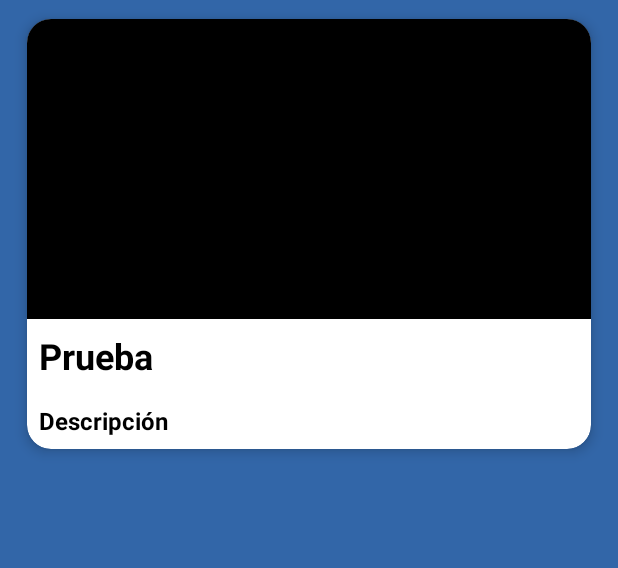
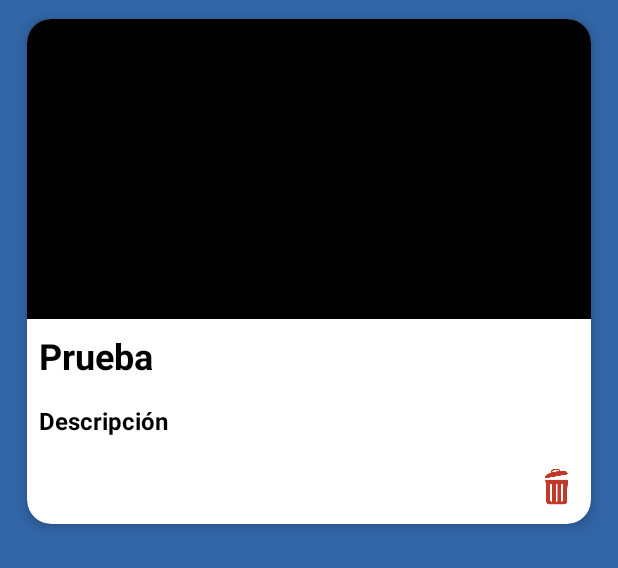
Before and after one commit to PabloMSS/Buscador_CRUD_Firebase_MVVM, an Android app: the layout item_list_cruceros.xml on its own in the app's theme, with its tools: preview values and no code run, on a phone screen of 412 x 824 dp. Shown: the top 568 px of the screen. Run offline under Robolectric (Android 15) with nearby library versions, the phone set to English and light mode, and no system bars.

Commit message:
MVVM_ViewModel

```diff
--- a/app/build.gradle.kts
+++ b/app/build.gradle.kts
@@ -50,4 +50,6 @@ dependencies {
     testImplementation("junit:junit:4.13.2")
     androidTestImplementation("androidx.test.ext:junit:1.1.5")
     androidTestImplementation("androidx.test.espresso:espresso-core:3.5.1")
+    implementation ("androidx.lifecycle:lifecycle-viewmodel:2.3.1")
+    implementation ("androidx.lifecycle:lifecycle-livedata:2.3.1")
 }
--- a/app/src/main/java/com/example/buscador_cruceros/ViewHolder/CruceroViewHolder.kt
+++ b/app/src/main/java/com/example/buscador_cruceros/ViewHolder/CruceroViewHolder.kt
@@ -7,11 +7,14 @@ import android.widget.ImageView
 import android.widget.TextView
 import android.widget.Toast
 import androidx.cardview.widget.CardView
+import androidx.lifecycle.ViewModelProvider
+import androidx.lifecycle.get
 import androidx.recyclerview.widget.RecyclerView
 import com.bumptech.glide.Glide
 import com.example.buscador_cruceros.DetallesActivity
 import com.example.buscador_cruceros.Models.Crucero
 import com.example.buscador_cruceros.R
+import com.example.buscador_cruceros.ViewModel.BuscadorViewModel
 import com.google.firebase.firestore.ktx.firestore
 import com.google.firebase.ktx.Firebase
 import com.google.firebase.storage.ktx.storage
@@ -36,7 +39,6 @@ class CruceroViewHolder(view: View) : RecyclerView.ViewHolder(view) {
             intent.putExtra("crucero", crucero)
             cvCrucero.context.startActivity(intent)
         }
-
     }
 
     fun getImg(id: String){
--- a/app/src/main/res/layout/item_list_cruceros.xml
+++ b/app/src/main/res/layout/item_list_cruceros.xml
@@ -21,7 +21,7 @@
             android:layout_width="match_parent"
             android:layout_height="200dp"
             android:background="@color/black"
-            android:scaleType="centerCrop" />
+            android:scaleType="fitXY" />
 
         <TextView
             android:id="@+id/tvTitle"
@@ -43,6 +43,28 @@
             android:textStyle="bold"
             tools:text="Descripción" />
 
+        <androidx.appcompat.widget.LinearLayoutCompat
+            android:layout_width="match_parent"
+            android:layout_height="50dp"
+            android:orientation="horizontal">
+
+            <androidx.constraintlayout.widget.ConstraintLayout
+                android:layout_width="match_parent"
+                android:layout_height="match_parent">
+                <ImageView
+                    android:id="@+id/imgDelete"
+                    android:layout_width="30dp"
+                    android:layout_height="30dp"
+                    android:src="@drawable/delete"
+                    android:backgroundTint="@color/white"
+                    app:layout_constraintEnd_toEndOf="parent"
+                    app:layout_constraintTop_toTopOf="parent"
+                    app:layout_constraintBottom_toBottomOf="parent"
+                    android:layout_marginHorizontal="8dp"/>
+            </androidx.constraintlayout.widget.ConstraintLayout>
+
+        </androidx.appcompat.widget.LinearLayoutCompat>
+
     </androidx.appcompat.widget.LinearLayoutCompat>
 
 </androidx.cardview.widget.CardView>
```
Also changed, not shown: app/src/main/java/com/example/buscador_cruceros/Adapter/CruceroAdapter.kt (+19 -7 lines), app/src/main/java/com/example/buscador_cruceros/AddCrucero.kt (+43 -67 lines), app/src/main/java/com/example/buscador_cruceros/BuscadorCrucero.kt (+23 -19 lines), app/src/main/java/com/example/buscador_cruceros/ViewModel/AddViewModel.kt (added, +47 -0 lines), app/src/main/java/com/example/buscador_cruceros/ViewModel/BuscadorViewModel.kt (added, +46 -0 lines), app/src/main/res/layout/activity_add_crucero.xml (+6 -1 lines), app/src/main/res/drawable/delete.png (added).
